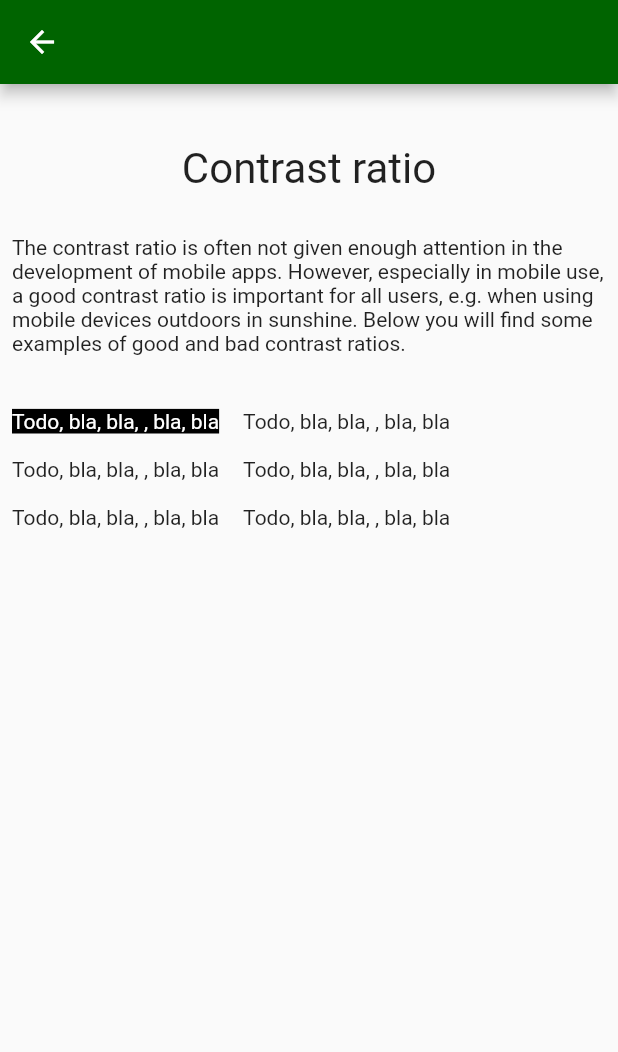
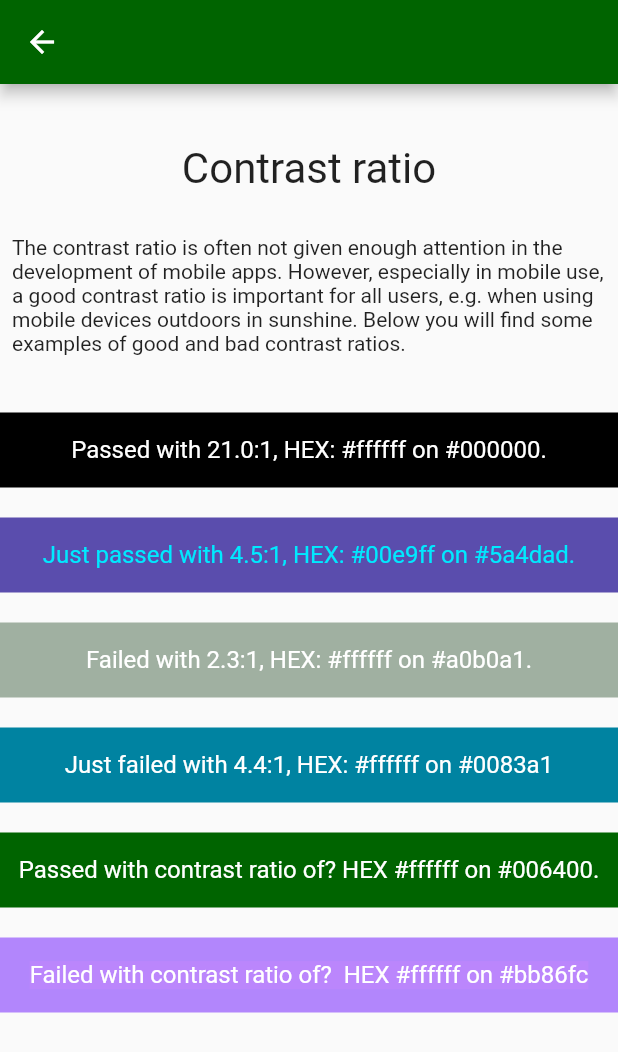
Before and after one commit to petra1/a_demonstration, a Flutter app: the ContrastRatio screen opened directly, on a phone screen of 412 x 824 dp. Shown: the top 1052 px of the screen. Run offline on Flutter 3.47's test engine with Material 2 defaults, Android fonts, the phone set to English and light mode, and no system bars.

```diff
--- a/lib/screens/contrast_ratio.dart
+++ b/lib/screens/contrast_ratio.dart
@@ -2,6 +2,7 @@
 
 class ContrastRatio extends StatelessWidget {
   const ContrastRatio({Key? key}) : super(key: key);
+
   @override
   Widget build(BuildContext context) {
     return Scaffold(
@@ -11,87 +12,171 @@
       body: SingleChildScrollView(
         child: Column(
           children: [
-            const SizedBox(height: 40,),
+            const SizedBox(
+              height: 40,
+            ),
             Center(
-              child: Semantics (
-                  header: true,
-                  child: const Text("Contrast ratio",
-                  textScaleFactor: 2.0,  ),
+              child: Semantics(
+                header: true,
+                child: const Text(
+                  "Contrast ratio",
+                  textScaleFactor: 2.0,
+                ),
               ),
             ),
-            const SizedBox(height: 20,),
-
-           const SizedBox(
-             width: 600,
-             child: Padding(
-               padding: EdgeInsets.all(8.0),
-               child: Align(
-                   alignment: Alignment.topLeft,
-                   child: Text("The contrast ratio is often not given enough attention in the development of mobile apps. However, especially in mobile use, a good contrast ratio is important for all users, e.g. when using mobile devices outdoors in sunshine. Below you will find some examples of good and bad contrast ratios.",
-                   style: TextStyle(fontSize: 14),),
-               ),
-             ),
-           ),
-            const SizedBox(height: 20,),
-            const Row(
-              children: [
-                Padding(
+            const SizedBox(
+              height: 20,
+            ),
+            const SizedBox(
+              width: 600,
+              child: Padding(
+                padding: EdgeInsets.all(8.0),
+                child: Align(
+                  alignment: Alignment.topLeft,
+                  child: Text(
+                    "The contrast ratio is often not given enough attention in the development of mobile apps. However, especially in mobile use, a good contrast ratio is important for all users, e.g. when using mobile devices outdoors in sunshine. Below you will find some examples of good and bad contrast ratios.",
+                    style: TextStyle(fontSize: 14),
+                  ),
+                ),
+              ),
+            ),
+            const SizedBox(
+              height: 30,
+            ),
+            Container(
+              decoration:
+                  const BoxDecoration(color: Color.fromARGB(255, 0, 0, 0)),
+              child: const SizedBox(
+                width: 600,
+                height: 50,
+                child: Padding(
                   padding: EdgeInsets.all(8.0),
                   child: Align(
-                    alignment: Alignment.topLeft,
-                    child: Text("Todo, bla, bla, , bla, bla",
-                    style: TextStyle(
-                      color: Colors.white,
-                      backgroundColor: Colors.black,
-                    ),),
+                    alignment: Alignment.center,
+                    child: Text("Passed with 21.0:1, HEX: #ffffff on #000000.",
+                        style: TextStyle(
+                            fontSize: 16,
+                            color: Colors.white,
+                            backgroundColor: Colors.black)),
                   ),
                 ),
-                Padding(
+              ),
+            ),
+            const SizedBox(
+              height: 20,
+            ),
+            Container(
+              decoration:
+                  const BoxDecoration(color: Color.fromARGB(255, 90, 77, 173)),
+              child: const SizedBox(
+                width: 600,
+                height: 50,
+                child: Padding(
                   padding: EdgeInsets.all(8.0),
                   child: Align(
-                    alignment: Alignment.topLeft,
-                    child: Text("Todo, bla, bla, , bla, bla", ),
+                    alignment: Alignment.center,
+                    child: Text(
+                        "Just passed with 4.5:1, HEX: #00e9ff on #5a4dad.",
+                        style: TextStyle(
+                            fontSize: 16,
+                            color: Color.fromARGB(255, 0, 233, 255),
+                            backgroundColor: Color.fromARGB(255, 90, 77, 173))),
                   ),
                 ),
-              ],
+              ),
             ),
-            const Row(
-              children: [
-                Padding(
+            const SizedBox(
+              height: 20,
+            ),
+            Container(
+              decoration: const BoxDecoration(
+                  color: Color.fromARGB(255, 160, 176, 161)),
+              child: const SizedBox(
+                width: 600,
+                height: 50,
+                child: Padding(
                   padding: EdgeInsets.all(8.0),
                   child: Align(
-                    alignment: Alignment.topLeft,
-                    child: Text("Todo, bla, bla, , bla, bla", ),
+                    alignment: Alignment.center,
+                    child: Text("Failed with 2.3:1, HEX: #ffffff on #a0b0a1.",
+                        style: TextStyle(
+                            fontSize: 16,
+                            color: Color.fromARGB(255, 255, 255, 255),
+                            backgroundColor:
+                                Color.fromARGB(255, 160, 176, 161))),
                   ),
                 ),
-                Padding(
+              ),
+            ),
+            const SizedBox(
+              height: 20,
+            ),
+            Container(
+              decoration: const BoxDecoration(
+                  color: Color.fromARGB(255, 0, 131, 161)),
+              child: const SizedBox(
+                width: 600,
+                height: 50,
+                child: Padding(
                   padding: EdgeInsets.all(8.0),
                   child: Align(
-                    alignment: Alignment.topLeft,
-                    child: Text("Todo, bla, bla, , bla, bla", ),
+                    alignment: Alignment.center,
+                    child: Text("Just failed with 4.4:1, HEX: #ffffff on #0083a1",
+                        style: TextStyle(
+                            fontSize: 16,
+                            color: Color.fromARGB(255, 255, 255, 255),
+                            backgroundColor:
+                                Color.fromARGB(255, 0, 131, 161))),
                   ),
                 ),
-              ],
+              ),
             ),
-            const Row(
-              children: [
-                Padding(
+            const SizedBox(
+              height: 20,
+            ),
+            Container(
+              decoration: const BoxDecoration(
+                  color: Color.fromARGB(255, 0, 100, 0)),
+              child: const SizedBox(
+                width: 600,
+                height: 50,
+                child: Padding(
                   padding: EdgeInsets.all(8.0),
                   child: Align(
-                    alignment: Alignment.topLeft,
-                    child: Text("Todo, bla, bla, , bla, bla",
-                    ),
+                    alignment: Alignment.center,
+                    child: Text("Passed with contrast ratio of? HEX #ffffff on #006400.",
+                        style: TextStyle(
+                            fontSize: 16,
+                            color: Color.fromARGB(255, 255, 255, 255),
+                            backgroundColor:
+                                Color.fromARGB(255, 0, 100, 0))),
                   ),
                 ),
-                Padding(
+              ),
+            ),
+            const SizedBox(
+              height: 20,
+            ),
+            Container(
+              decoration: const BoxDecoration(
+                  color: Color.fromARGB(255, 178, 134, 252)),
+              child: const SizedBox(
+                width: 600,
+                height: 50,
+                child: Padding(
                   padding: EdgeInsets.all(8.0),
                   child: Align(
-                    alignment: Alignment.topLeft,
-                    child: Text("Todo, bla, bla, , bla, bla", ),
+                    alignment: Alignment.center,
+                    child: Text("Failed with contrast ratio of?  HEX #ffffff on #bb86fc",
+                        style: TextStyle(
+                            fontSize: 16,
+                            color: Color.fromARGB(255, 255, 255, 255),
+                            backgroundColor:
+                                Color.fromARGB(255, 187, 134, 252))),
                   ),
                 ),
-              ],
-            )
+              ),
+            ),
           ],
         ),
       ),
```
Also changed, not shown: 1 other file.
